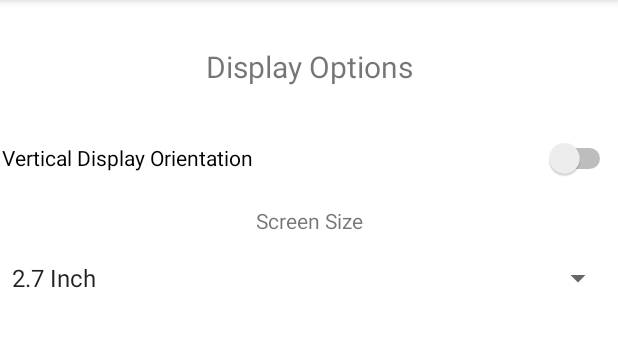
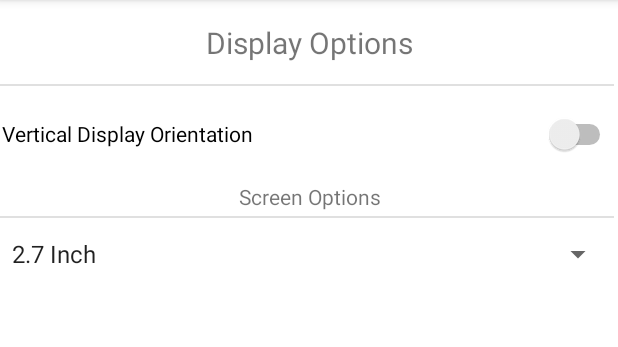
Before and after one commit to Jgriffiths92/Open_E-Reloading-Assistant, an Android app: the fragment SettingsFragment shown on its own in the app's theme, on a phone screen of 412 x 824 dp, the part 84-431 px from its top. Run offline under Robolectric (Android 15) with nearby library versions, the phone set to English and light mode, and no system bars.

Commit message:
Minor tweaks on Settings Page

```diff
--- a/app/src/main/res/layout/fragment_settings.xml
+++ b/app/src/main/res/layout/fragment_settings.xml
@@ -11,7 +11,6 @@
         android:id="@+id/text_settings"
         android:layout_width="409dp"
         android:layout_height="57dp"
-        android:layout_marginTop="16dp"
         android:gravity="center"
         android:textAlignment="center"
         android:textSize="20sp"
@@ -19,11 +18,6 @@
         app:layout_constraintHorizontal_bias="0.494"
         app:layout_constraintStart_toStartOf="parent"
         app:layout_constraintTop_toTopOf="parent" />
-
-    <androidx.constraintlayout.widget.Barrier
-        android:layout_width="330dp"
-        android:layout_height="10dp"
-        app:barrierDirection="top" />
 
     <Switch
         android:id="@+id/Vertical_Orientation_Switch"
@@ -62,4 +56,21 @@
         app:layout_constraintStart_toStartOf="parent"
         app:layout_constraintTop_toBottomOf="@+id/screen_size" />
 
+    <View
+        android:id="@+id/divider2"
+        android:layout_width="409dp"
+        android:layout_height="1dp"
+        android:background="?android:attr/listDivider"
+        app:layout_constraintBottom_toBottomOf="@+id/text_settings"
+        tools:layout_editor_absoluteX="1dp"
+        tools:ignore="MissingConstraints" />
+
+    <View
+        android:id="@+id/divider3"
+        android:layout_width="409dp"
+        android:layout_height="1dp"
+        android:background="?android:attr/listDivider"
+        app:layout_constraintBottom_toTopOf="@+id/settings_screen_size_spinner"
+        tools:layout_editor_absoluteX="1dp" />
+
 </androidx.constraintlayout.widget.ConstraintLayout>
--- a/app/src/main/res/values/strings.xml
+++ b/app/src/main/res/values/strings.xml
@@ -17,6 +17,6 @@
     <string name="event_name">Event Name</string>
     <string name="vertical_display_orientation">Vertical Display Orientation</string>
     <string name="horizontal_display_orientation">Horizontal Display Orientation</string>
-    <string name="screen_size">Screen Size</string>
+    <string name="screen_size">Screen Options</string>
 
 </resources>
```
